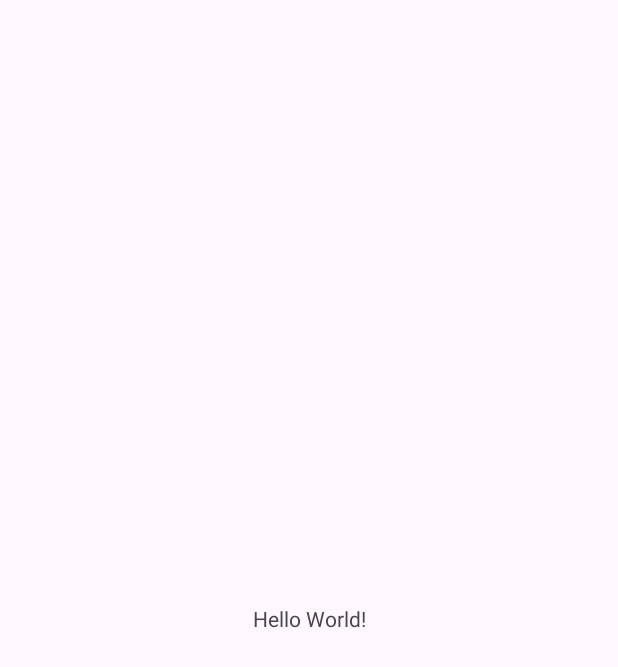
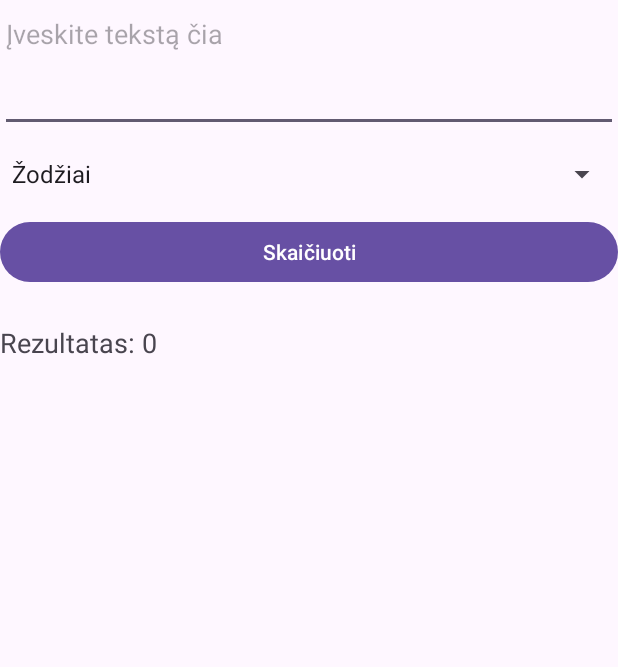
Before and after one commit to Auksi/Tikrai_antras, an Android app: the screen it shows after launch (MainActivity), on a phone screen of 412 x 824 dp. Before the commit the part shown is almost empty. Shown: the top 667 px of the screen. Run offline under Robolectric (Android 15) with nearby library versions, the phone set to English and light mode, and no system bars.

```diff
--- a/app/src/main/java/com/example/tikrai_antras/MainActivity.java
+++ b/app/src/main/java/com/example/tikrai_antras/MainActivity.java
@@ -1,6 +1,12 @@
 package com.example.tikrai_antras;
 
 import android.os.Bundle;
+import android.widget.ArrayAdapter;
+import android.widget.Button;
+import android.widget.EditText;
+import android.widget.Spinner;
+import android.widget.TextView;
+import android.widget.Toast;
 
 import androidx.activity.EdgeToEdge;
 import androidx.appcompat.app.AppCompatActivity;
@@ -10,15 +16,72 @@ import androidx.core.view.WindowInsetsCompat;
 
 public class MainActivity extends AppCompatActivity {
 
+    //deklaruoju elementus
+    private EditText textInputEditText;
+    private Spinner countTypeSpinner;
+    private Button calculateButton;
+    private TextView resultTextView;
+
     @Override
     protected void onCreate(Bundle savedInstanceState) {
         super.onCreate(savedInstanceState);
         EdgeToEdge.enable(this);
         setContentView(R.layout.activity_main);
+
+        // edge-to-edge
         ViewCompat.setOnApplyWindowInsetsListener(findViewById(R.id.main), (v, insets) -> {
             Insets systemBars = insets.getInsets(WindowInsetsCompat.Type.systemBars());
             v.setPadding(systemBars.left, systemBars.top, systemBars.right, systemBars.bottom);
             return insets;
         });
+
+        //inicijuoju elementus
+        textInputEditText = findViewById(R.id.editText_textInput);
+        countTypeSpinner = findViewById(R.id.spinner_countType);
+        calculateButton = findViewById(R.id.button_calculate);
+        resultTextView = findViewById(R.id.textView_result);
+
+        //Spinner
+        ArrayAdapter<CharSequence> adapter = ArrayAdapter.createFromResource(
+                this,
+                R.array.count_types,
+                android.R.layout.simple_spinner_item
+        );
+        adapter.setDropDownViewResource(android.R.layout.simple_spinner_dropdown_item);
+        countTypeSpinner.setAdapter(adapter);
+
+        calculateButton.setOnClickListener(v -> calculateResult());
+    }
+
+    private void calculateResult() {
+        //gauname ir apdorojam teksta
+        String input = textInputEditText.getText().toString().trim();
+
+        //tikrina
+        if (input.isEmpty()) {
+            Toast.makeText(this, getString(R.string.toast_empty_input), Toast.LENGTH_SHORT).show();
+            resultTextView.setText(getString(R.string.text_initial_result));
+            return;
+        }
+
+        //duoda pasirinkti simbolius ar žodžius
+        String selectedType = countTypeSpinner.getSelectedItem().toString();
+        int count = 0;
+        String unit;
+
+        //Skaičiuoja
+        if (selectedType.equals("Žodžiai")) {
+            count = Until.countWords(input);
+            unit = "žodžių";
+        } else if (selectedType.equals("Simboliai")) {
+            count = Until.countCharacters(input);
+            unit = "simbolių";
+        } else {
+            return;
+        }
+
+        //parodo rezultatus
+        String resultText = "Rezultatas: " + count + " " + unit;
+        resultTextView.setText(resultText);
     }
 }
--- a/app/src/main/res/layout/activity_main.xml
+++ b/app/src/main/res/layout/activity_main.xml
@@ -1,19 +1,57 @@
 <?xml version="1.0" encoding="utf-8"?>
 <androidx.constraintlayout.widget.ConstraintLayout
     xmlns:android="http://schemas.android.com/apk/res/android"
+    xmlns:app="http://schemas.android.com/apk/res-auto"
     xmlns:tools="http://schemas.android.com/tools"
-    xmlns:app="http://schemas.android.com/apk/res-auto"
     android:id="@+id/main"
     android:layout_width="match_parent"
     android:layout_height="match_parent"
+    android:padding="16dp"
     tools:context=".MainActivity">
+
+    <EditText
+        android:id="@+id/editText_textInput"
+        android:layout_width="0dp"
+        android:layout_height="wrap_content"
+        android:hint="@string/hint_enter_text"
+        android:inputType="textMultiLine"
+        android:minLines="3"
+        android:gravity="top|start"  app:layout_constraintTop_toTopOf="parent"
+        app:layout_constraintStart_toStartOf="parent"
+        app:layout_constraintEnd_toEndOf="parent"
+        />
+
+    <Spinner
+        android:id="@+id/spinner_countType"
+        android:layout_width="0dp"
+        android:layout_height="wrap_content"
+        android:layout_marginTop="16dp"
+        app:layout_constraintTop_toBottomOf="@id/editText_textInput"
+        app:layout_constraintStart_toStartOf="parent"
+        app:layout_constraintEnd_toEndOf="parent"
+        />
+
+    <Button
+        android:id="@+id/button_calculate"
+        android:layout_width="0dp"
+        android:layout_height="wrap_content"
+        android:layout_marginTop="16dp"
+        android:text="@string/button_calculate"
+        app:layout_constraintTop_toBottomOf="@id/spinner_countType"
+        app:layout_constraintStart_toStartOf="parent"
+        app:layout_constraintEnd_toEndOf="parent"
+        />
+
     <TextView
-      android:layout_width="wrap_content"
-      android:layout_height="wrap_content"
-      android:text="Hello World!"
-      app:layout_constraintBottom_toBottomOf="parent"
-      app:layout_constraintStart_toStartOf="parent"
-      app:layout_constraintEnd_toEndOf="parent"
-      app:layout_constraintTop_toTopOf="parent" />
+        android:id="@+id/textView_result"
+        android:layout_width="0dp"
+        android:layout_height="wrap_content"
+        android:layout_marginTop="24dp"
+        android:text="@string/text_initial_result"
+        android:textSize="18sp"
+        app:layout_constraintTop_toBottomOf="@id/button_calculate"
+        app:layout_constraintStart_toStartOf="parent"
+        app:layout_constraintEnd_toEndOf="parent"
+        />
 
-  </androidx.constraintlayout.widget.ConstraintLayout>
+</androidx.constraintlayout.widget.ConstraintLayout>
--- a/app/src/main/res/values/strings.xml
+++ b/app/src/main/res/values/strings.xml
@@ -1,3 +1,11 @@
 <resources>
-    <string name="app_name">Tikrai_antras</string>
+    <string name="app_name">Teksto Skaičiuoklė</string>
+    <string name="hint_enter_text">Įveskite tekstą čia</string>
+    <string name="button_calculate">Skaičiuoti</string>
+    <string name="text_initial_result">Rezultatas: 0</string>
+    <string name="toast_empty_input">Įveskite bent vieną žodį ar simbolį.</string>
+    <string-array name="count_types">
+        <item>Žodžiai</item>
+        <item>Simboliai</item>
+    </string-array>
 </resources>
```
Also changed, not shown: app/src/main/java/com/example/tikrai_antras/Until.java (added, +22 -0 lines).
